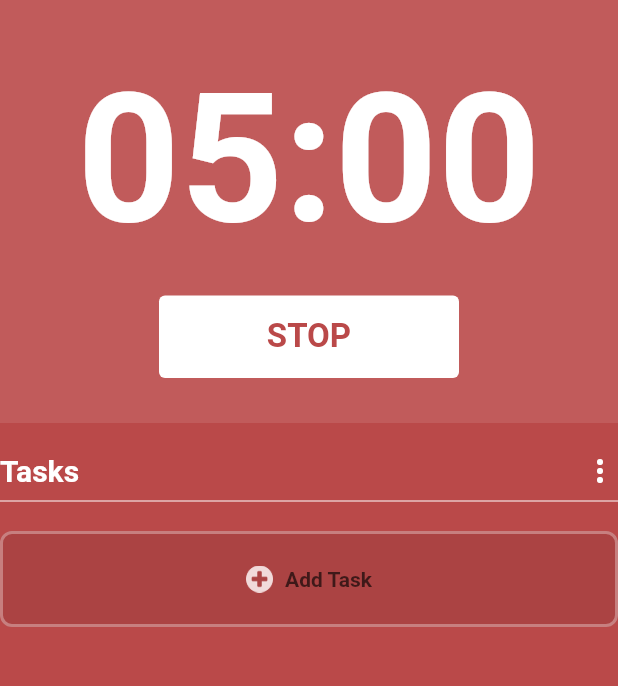
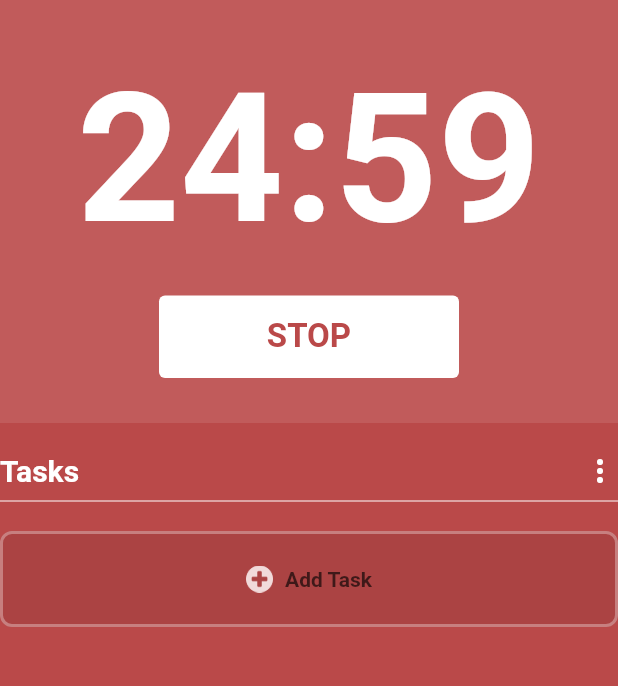
Before and after one commit to nesteiner/pomodoro, a Flutter app: the screen it shows after launch, after a tap on "START", on a phone screen of 412 x 824 dp, the part 228-914 px from its top. Run offline on Flutter 3.47's test engine with Material 2 defaults, Android fonts, the phone set to English and light mode, and no system bars; our stand-ins replace audioplayers, floor, sqflite; accounts and stored records are empty; generated files the repository leaves out were written again; Roboto replaces fonts that are missing (ArialRounded).

```diff
--- a/lib/state.dart
+++ b/lib/state.dart
@@ -63,7 +63,7 @@ class PomodoroState extends ChangeNotifier {
 
   void startCountDown() {
     counter.isfinished = false;
-    timer = Timer.periodic(const Duration(milliseconds: 1), (timer) {
+    timer = Timer.periodic(const Duration(seconds: 1), (timer) {
       if(counter.isfinished) {
           timer.cancel();
           if(counter.focusState != FocusState.pomodoro) {
```
